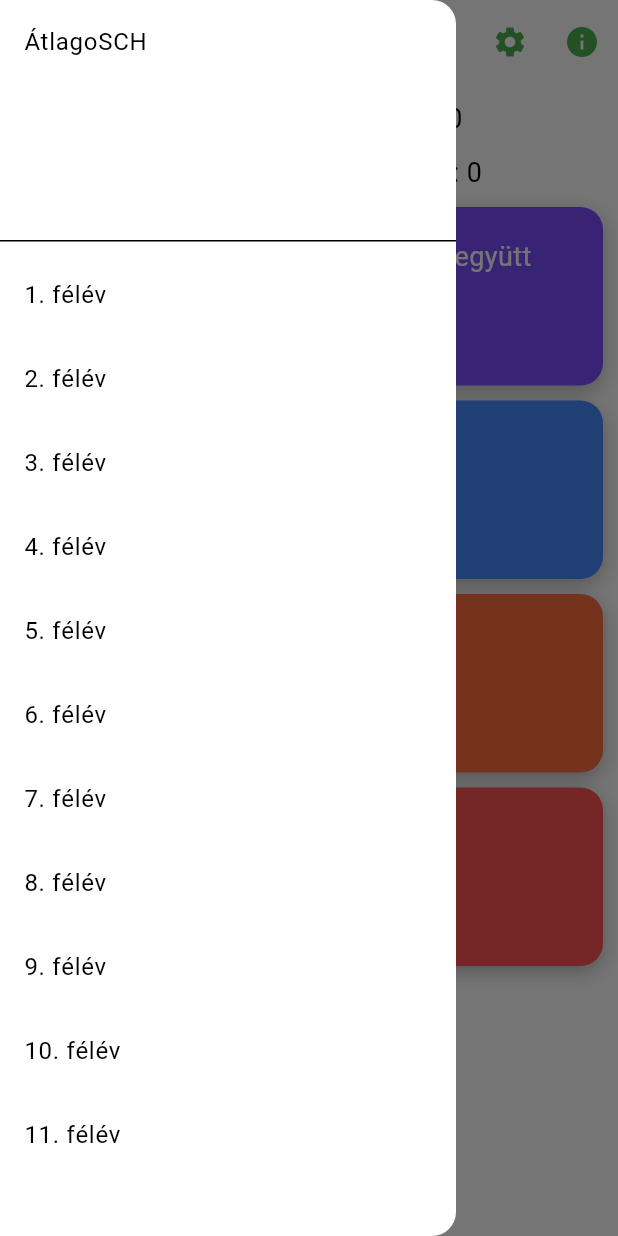
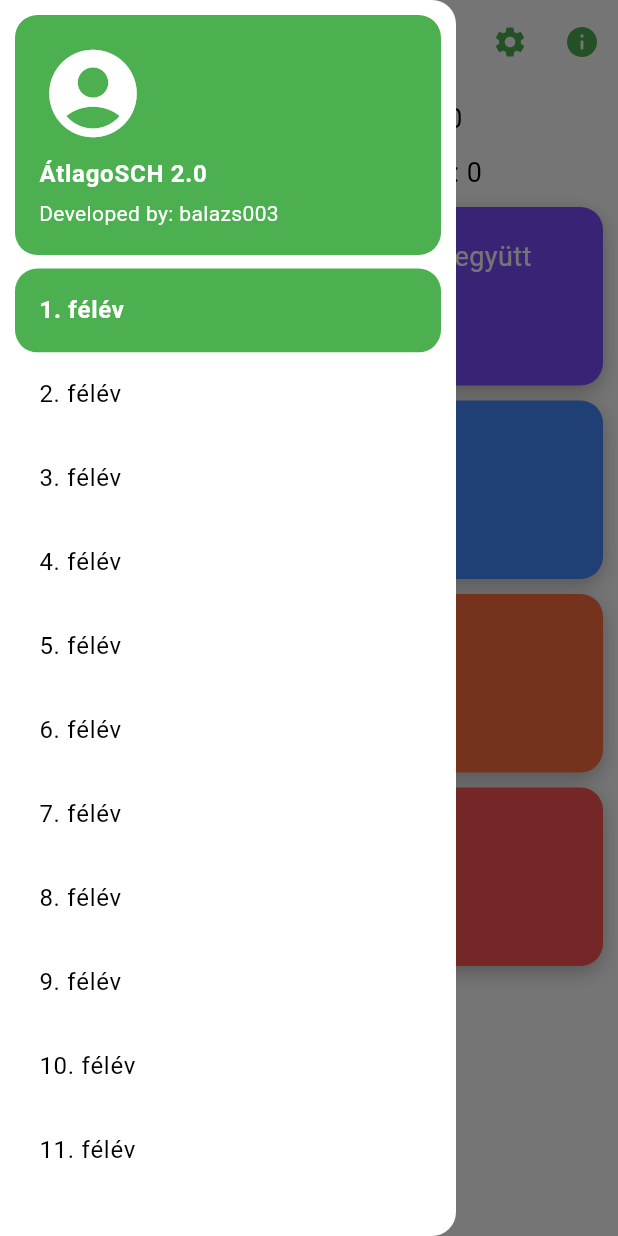
Before and after one commit to balazs003/kreditindex_calculator, a Flutter app: the screen it shows after launch, with the side drawer open, on a phone screen of 412 x 824 dp. Run offline on Flutter 3.47's test engine with Material 3 defaults, Android fonts, the light colour scheme and no system bars; our stand-ins replace flutter_slidable, shared_preferences, sqflite; accounts and stored records are empty.

Commit message:
Began designing drawer and its items

```diff
--- a/lib/homepage.dart
+++ b/lib/homepage.dart
@@ -1,3 +1,4 @@
+import 'package:flutter/cupertino.dart';
 import 'package:flutter/material.dart';
 import 'package:kreditindex_calculator/statistics.dart';
 import 'package:kreditindex_calculator/subject.dart';
@@ -18,6 +19,7 @@ class MyHomePage extends StatefulWidget {
 class _MyHomePageState extends State<MyHomePage> {
 
   late int currentSemester = 1;
+  int semesterCount = 11;
   String currentSemesterNumberKey = 'currentSemesterNumber';
 
   late SubjectList subjectList;
@@ -151,10 +153,18 @@ class _MyHomePageState extends State<MyHomePage> {
     for(int i=1; i<=semesterCount; i++){
       semesters.add(
         ListTile(
-          title: Text('$i. félév'),
+          title: Text('$i. félév',
+          style: TextStyle(
+              color: i == currentSemester ? Colors.white : Colors.black,
+              fontWeight: i == currentSemester ? FontWeight.bold : FontWeight.normal,
+          ),),
           onTap: () {
             onTapSemester(i);
           },
+          tileColor: i == currentSemester ? Colors.green : Colors.white,
+          shape: RoundedRectangleBorder(
+            borderRadius: BorderRadius.circular(15)
+          ),
         )
       );
     }
@@ -205,10 +215,22 @@ class _MyHomePageState extends State<MyHomePage> {
       ),
       drawer: Drawer(
         child: ListView(
-          padding: EdgeInsets.zero,
+          padding: const EdgeInsets.all(10),
           children: [
-            const DrawerHeader(child: Text('ÁtlagoSCH')),
-            ...buildSemesterList(11)
+            //wrapped int Theme widget to make divider line transparent
+            Theme(
+              data: Theme.of(context).copyWith(dividerTheme: const DividerThemeData(color: Colors.transparent)),
+              child: UserAccountsDrawerHeader(
+                accountName: const Text('ÁtlagoSCH 2.0', style: TextStyle(fontWeight: FontWeight.bold),),
+                accountEmail: const Text('Developed by: balazs003'),
+                currentAccountPicture: const Icon(Icons.account_circle_rounded, color: Colors.white, size: 70,),
+                decoration: BoxDecoration(
+                  borderRadius: BorderRadius.circular(15),
+                  color: Colors.green
+                ),
+              ),
+            ),
+            ...buildSemesterList(semesterCount)
           ],
         ),
       ),
```
